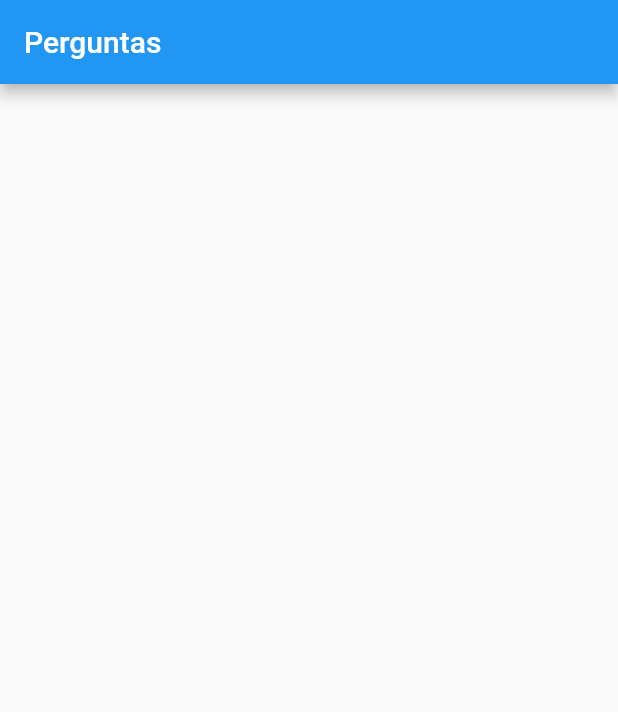
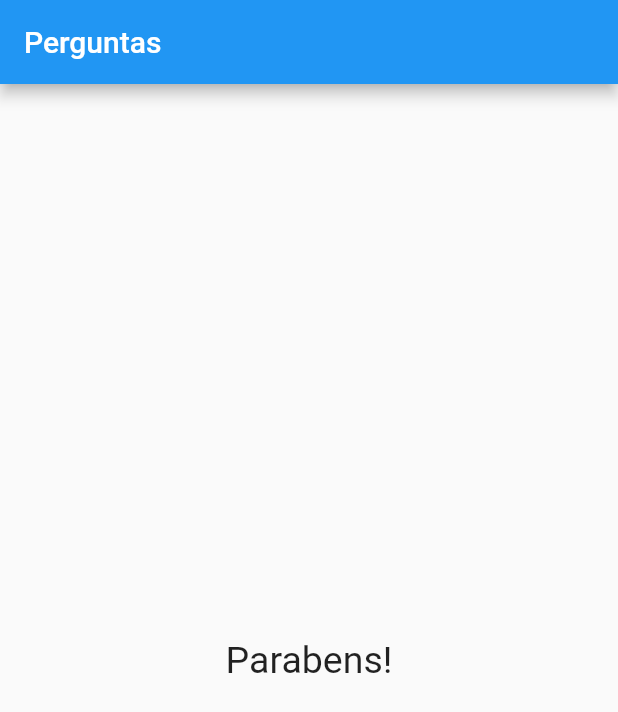
Before and after one commit to Rezende-Fabio/Quiz-Flutter, a Flutter app: the screen it shows after launch, after a tap on "Supra", after a tap on "400 CV", after a tap on "Preto", on a phone screen of 412 x 824 dp. Shown: the top 712 px of the screen. Run offline on Flutter 3.47's test engine with Material 2 defaults, Android fonts, the phone set to English and light mode, and no system bars.

Commit message:
add resultado.dart

```diff
--- a/lib/main.dart
+++ b/lib/main.dart
@@ -1,6 +1,7 @@
 import 'package:flutter/material.dart';
 import './questao.dart';
 import './resposta.dart';
+import './resultado.dart';
 
 main() => runApp(PerguntaApp());
 
@@ -50,7 +51,7 @@ class _PerguntaAppState extends State<PerguntaApp> {
             Questao(_perguntas[_perguntaSelecionada]["texto"].toString()),
             ...respostas.map((t) => Resposta(t, _responder)).toList(),
           ],
-        ): null,
+        ): Resultado()
       ),
     );
   }
--- /dev/null
+++ b/lib/resultado.dart
@@ -0,0 +1,17 @@
+import 'package:flutter/material.dart';
+
+
+class Resultado extends StatelessWidget {
+
+  @override
+  Widget build(BuildContext context){
+    return Container(
+      child: Center(
+        child: Text(
+              "Parabens!",
+              style: TextStyle(fontSize: 25),
+          ),
+        ),
+    );
+  }
+}
```
